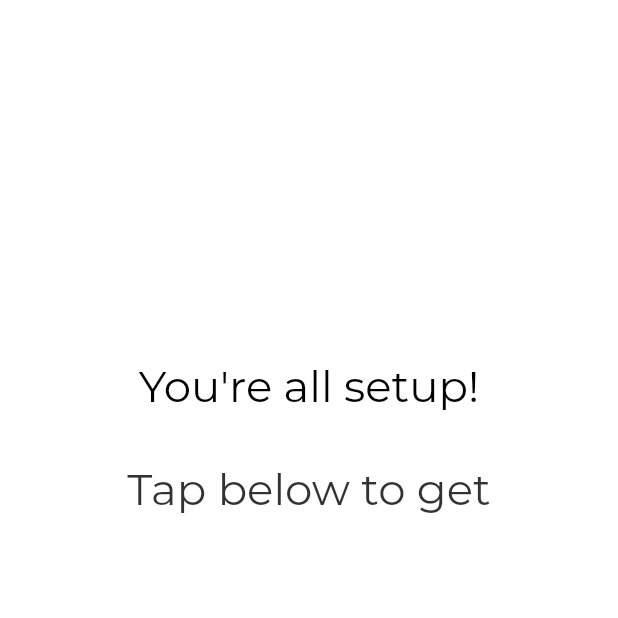
After one commit to muhnee/muhnee_app, a Flutter app: the IntroPageFinal screen opened directly, on a phone screen of 412 x 824 dp, the top half of it. The commit adds this screen. Run offline on Flutter 3.47's test engine with Material 2 defaults, Android fonts, the phone set to English and light mode, and no system bars; our stand-ins replace awesome_dialog, cloud_firestore, cloud_functions, firebase_auth, flutter_spinkit, google_fonts and 1 more; accounts and stored records are empty.

Commit message:
size configs

```diff
--- /dev/null
+++ b/lib/pages/Intro/IntroPageFinal.dart
@@ -0,0 +1,212 @@
+import 'dart:async';
+
+import 'package:flutter/material.dart';
+import 'package:muhnee/pages/Home/HomePage.dart';
+import 'package:muhnee/utilities/FadeRoute.dart';
+import 'package:muhnee/utilities/ShowUp.dart';
+import 'package:muhnee/utilities/SizeConfig.dart';
+
+
+class IntroPageFinal extends StatefulWidget {
+  @override
+  _IntroPageFinalState createState() => _IntroPageFinalState();
+}
+
+class _IntroPageFinalState extends State<IntroPageFinal> with SingleTickerProviderStateMixin {
+  int delayAmount = 500;
+  AnimationController _controller;
+
+  @override
+  void initState() {
+    super.initState();
+    _controller = AnimationController (
+      vsync: this,
+      lowerBound: 0.5,
+      duration: Duration(seconds: 3),
+    )..repeat();
+  }
+
+  Widget _buildBody() {
+    return AnimatedBuilder(
+      animation: CurvedAnimation(parent: _controller, curve: Curves.fastOutSlowIn),
+      builder: (context, child) {
+        return Stack(
+          alignment: Alignment.center,
+          children: <Widget>[
+            _buildContainer(150 * _controller.value),
+            _buildContainer(200 * _controller.value),
+            _buildContainer(250 * _controller.value),
+            _buildContainer(300 * _controller.value),
+            _buildContainer(350 * _controller.value),
+            // Align(child: Icon(Icons.phone_android, size: 44,)),
+          ],
+        );
+      },
+    );
+  }
+
+  Widget _buildContainer(double radius) {
+    return Container(
+      width: radius,
+      height: radius,
+      decoration: BoxDecoration(
+        shape: BoxShape.circle,
+        color: Colors.blue.withOpacity(1 - _controller.value),
+      ),
+    );
+  }
+
+
+  @override
+  Widget build(BuildContext context) {
+    SizeConfig().init(context);
+
+    return Scaffold(
+      backgroundColor: Colors.white,
+      appBar: AppBar(
+        automaticallyImplyLeading: false,
+        elevation: 0,
+      ),
+      body:
+          // ListView(
+          //   children: <Widget>[
+          Column(
+        crossAxisAlignment: CrossAxisAlignment.center,
+        mainAxisAlignment: MainAxisAlignment.center,
+        // mainAxisSize: MainAxisSize.,
+        children: <Widget>[
+          _showUpText(),
+          SizedBox(
+            height: 100,
+          ),
+          _signInButton(),
+        ],
+      ),
+      //   ],
+      // ),
+    );
+
+    // return Scaffold(
+    //   backgroundColor: Colors.white,
+    //   appBar: AppBar(
+    //     automaticallyImplyLeading: false,
+    //     elevation: 0,
+    //   ),
+    //   body: Column(
+    //     crossAxisAlignment: CrossAxisAlignment.center,
+    //     mainAxisAlignment: MainAxisAlignment.end,
+    //     children: <Widget>[
+
+    //       _showUpText(),
+    //       SizedBox(height: 230,),
+    //       _signInButton(),
+    //     ],
+    //   ),
+    // );
+  }
+
+  //should try to simplify this
+  Widget _showUpText() {
+    return Padding(
+      padding: EdgeInsets.only(top: 54.0, left: 22.0, right: 22.0),
+      child: Column(
+        crossAxisAlignment: CrossAxisAlignment.center,
+        children: <Widget>[
+          ShowUpTextSingle(
+            bottomPadding: 33.0,
+            lineText: "You're all setup!",
+            delayAmount: delayAmount * 2,
+          ),
+          ShowUpTextSingle(
+            bottomPadding: 5.0,
+            lineText: "Tap below to get",
+            delayAmount: delayAmount * 3,
+          ),
+          ShowUpTextSingle(
+            bottomPadding: 15.0,
+            lineText: "started",
+            delayAmount: delayAmount * 4,
+          ),
+        ],
+      ),
+    );
+  }
+
+  Widget _signInButton() {
+    return ShowUp(
+      child: Padding(
+          padding: EdgeInsets.only(bottom: 142.0),
+          child: Center(
+            child: SizedBox(
+              width: 225,
+              child: Container(
+                decoration: BoxDecoration(
+                    borderRadius: BorderRadius.circular(21.0),
+                    color: Colors.white,
+                    boxShadow: [
+                      BoxShadow(
+                        color: Colors.black.withOpacity(0.15),
+                        blurRadius: 40.0,
+                      ),
+                    ]),
+                child: Material(
+                  borderRadius: BorderRadius.circular(21.0),
+                  child: InkWell(
+                    borderRadius: BorderRadius.circular(21.0),
+                    child: Padding(
+                        padding: EdgeInsets.only(top: 15.0, bottom: 15.0),
+                        child: Center(
+                          child: Text(
+                            "Let's Begin",
+                            style: TextStyle(
+                              color: Colors.black,
+                              fontSize: 20,
+                            ),
+                          ),
+                        )),
+                    onTap: () {
+
+                      Future.delayed(const Duration(seconds: 1), () {
+                        _buildBody();
+                        Navigator.pushReplacement(
+                            context,
+                            FadeRouteBuilder(
+                              page: HomePage(),
+                            ));
+                      });
+                    },
+                  ),
+                ),
+              ),
+            ),
+          )),
+      delay: delayAmount * 6,
+    );
+  }
+}
+
+class ShowUpTextSingle extends StatelessWidget {
+  var bottomPadding;
+  var lineText;
+  var delayAmount;
+
+  ShowUpTextSingle(
+      {@required this.bottomPadding,
+      @required this.delayAmount,
+      @required this.lineText});
+
+  @override
+  Widget build(BuildContext context) {
+    return ShowUp(
+      child: Padding(
+        padding: EdgeInsets.only(bottom: bottomPadding),
+        child: Text(lineText,
+            style: TextStyle(
+              fontSize: 29.0,
+              color: Colors.black,
+            )),
+      ),
+      delay: delayAmount,
+    );
+  }
+}
--- a/lib/pages/Intro/IntroPageIncome.dart
+++ b/lib/pages/Intro/IntroPageIncome.dart
@@ -151,11 +151,11 @@ class _IncCellsComponentState extends State<IncCellsComponent> {
             child: Padding(
               padding: EdgeInsets.only(bottom: 25, top: 25),
               child: Row(
-                mainAxisAlignment: MainAxisAlignment.spaceBetween,
+                mainAxisAlignment: MainAxisAlignment.center,
                 crossAxisAlignment: CrossAxisAlignment.center,
                 children: <Widget>[
                   Container(
-                    width: 250,
+                    width: 200,
                     height: 40,
                     child: Padding(
                       padding:
@@ -173,6 +173,7 @@ class _IncCellsComponentState extends State<IncCellsComponent> {
                       borderRadius: BorderRadius.circular(13.0),
                     ),
                   ),
+                  SizedBox(width: 20),
                   TickBtnIncome(customIncomeController: customIncomeController),
                 ],
               ),
```
Also changed, not shown: lib/pages/Intro/IntroPageExpense.dart (+14 -9 lines), lib/pages/Intro/IntroPageGoals.dart (+6 -5 lines).
